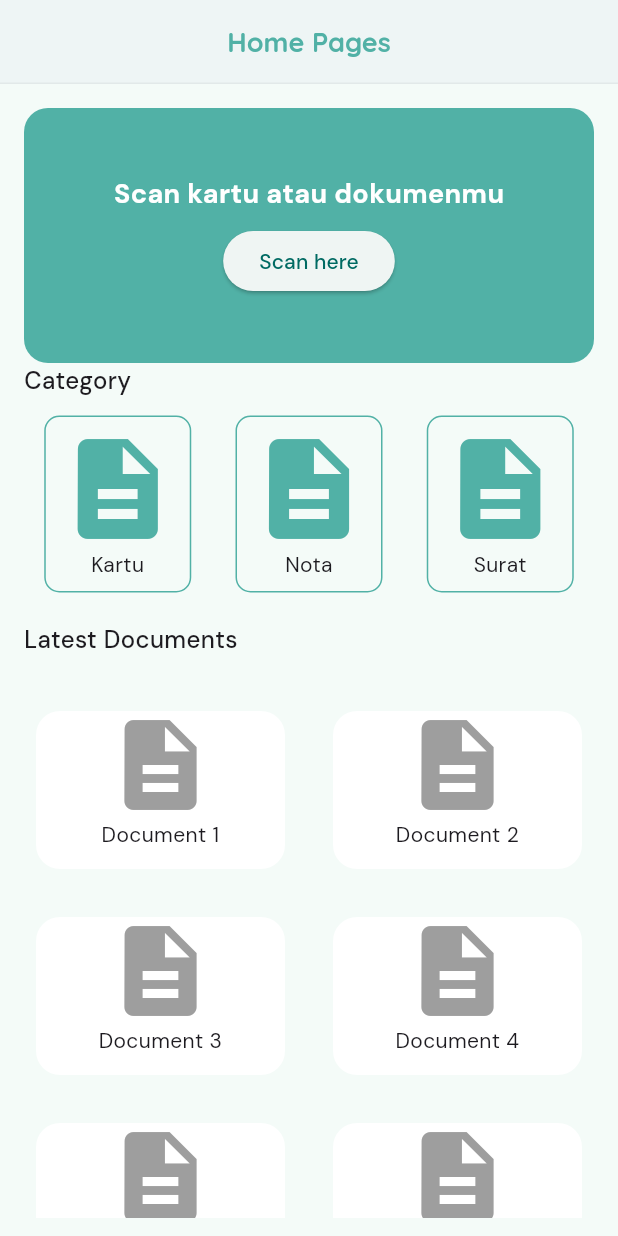
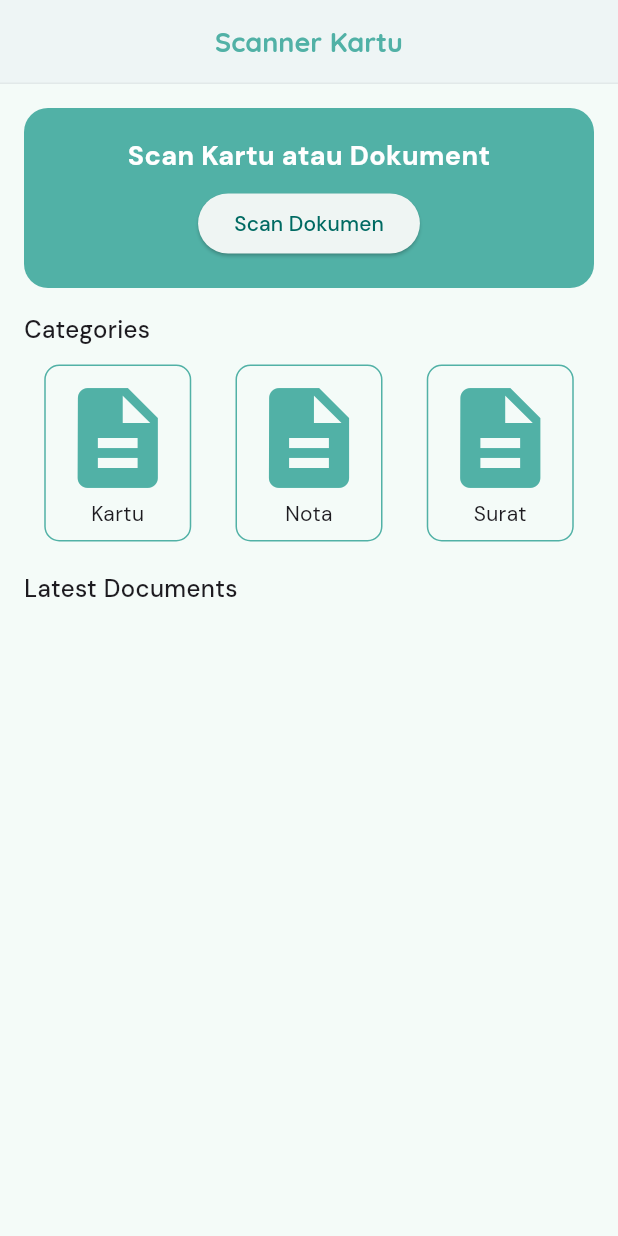
Before and after one commit to IlhamGhaza/flutter_scan_app, a Flutter app: the screen it shows after launch, on a phone screen of 412 x 824 dp. Run offline on Flutter 3.47's test engine with Material 3 defaults, Android fonts, the phone set to English and light mode, and no system bars; our stand-ins replace google_fonts, sqflite; missing offline and left inert: google_mlkit_document_scanner; accounts and stored records are empty.

Commit message:
feat: Refactored `DocumentCategoryPage` to use `LatestDocumentsPage` and updated `MenuCategories` to navigate to `DocumentCategoryPage`

```diff
--- /dev/null
+++ b/lib/data/models/documenet_model.dart
@@ -0,0 +1,41 @@
+import 'dart:convert';
+
+class DocumentModel {
+  final int? id;
+  final String? name;
+  final String? category;
+  final String? path;
+  final String? createdAt;
+  DocumentModel({
+    this.id,
+    this.name,
+    this.category,
+    this.path,
+    this.createdAt,
+  });
+
+  Map<String, dynamic> toMap() {
+    return {
+      'id': id,
+      'name': name,
+      'category': category,
+      'path': path,
+      'createdAt': createdAt,
+    };
+  }
+
+  factory DocumentModel.fromMap(Map<String, dynamic> map) {
+    return DocumentModel(
+      id: map['id']?.toInt(),
+      name: map['name'],
+      category: map['category'],
+      path: map['path'],
+      createdAt: map['createdAt'],
+    );
+  }
+
+  String toJson() => json.encode(toMap());
+
+  factory DocumentModel.fromJson(String source) =>
+      DocumentModel.fromMap(json.decode(source));
+}
--- a/lib/main.dart
+++ b/lib/main.dart
@@ -1,5 +1,5 @@
 import 'package:flutter/material.dart';
-import 'package:flutter_scan_app/pages/home_pages.dart';
+import 'package:flutter_scan_app/pages/home_page.dart';
 import 'package:google_fonts/google_fonts.dart';
 
 
@@ -42,7 +42,7 @@ class MyApp extends StatelessWidget {
           ),
         ),
       ),
-      home: const HomePages(),
+      home: const HomePage(),
     );
   }
 }
--- /dev/null
+++ b/lib/pages/home_page.dart
@@ -0,0 +1,126 @@
+import 'package:flutter/material.dart';
+import 'package:google_mlkit_document_scanner/google_mlkit_document_scanner.dart';
+
+import '../core/colors.dart';
+import '../core/spaces.dart';
+import '../core/title_content.dart';
+
+import '../data/datasource/document_local_datasource.dart';
+import '../data/models/documenet_model.dart';
+import 'latest_documents_page.dart';
+import 'menu_categories.dart';
+import 'save_document_page.dart';
+
+class HomePage extends StatefulWidget {
+  const HomePage({super.key});
+
+  @override
+  State<HomePage> createState() => _HomePageState();
+}
+
+class _HomePageState extends State<HomePage> {
+  List<DocumentModel> documents = [];
+
+  String? pathImage;
+
+  loadData() async {
+    documents = await DocumentLocalDatasource.instance.getAllDocuments();
+    setState(() {});
+  }
+
+  @override
+  void initState() {
+    super.initState();
+    loadData();
+  }
+
+  @override
+  Widget build(BuildContext context) {
+    return Scaffold(
+      appBar: AppBar(
+        title: const Text('Scanner Kartu'),
+        centerTitle: true,
+        elevation: 2,
+      ),
+      body: Column(
+        children: [
+          Container(
+            margin: const EdgeInsets.fromLTRB(16.0, 16, 16, 0),
+            width: double.infinity,
+            height: 120,
+            decoration: BoxDecoration(
+              color: AppColors.primary,
+              borderRadius: BorderRadius.circular(16),
+            ),
+            child: Column(
+              mainAxisAlignment: MainAxisAlignment.center,
+              children: [
+                const Text(
+                  'Scan Kartu atau Dokument',
+                  style: TextStyle(
+                    color: AppColors.white,
+                    fontSize: 18,
+                    fontWeight: FontWeight.w700,
+                  ),
+                ),
+                const SpaceHeight(8.0),
+                ElevatedButton(
+                    onPressed: () async {
+                      DocumentScannerOptions documentOptions =
+                          DocumentScannerOptions(
+                        documentFormat: DocumentFormat.jpeg,
+                        mode: ScannerMode.filter,
+                        pageLimit: 1,
+                        isGalleryImport: true,
+                      );
+
+                      final documentScanner =
+                          DocumentScanner(options: documentOptions);
+                      DocumentScanningResult result =
+                          await documentScanner.scanDocument();
+                      final pdf = result.pdf;
+                      final images = result.images;
+
+                      // log('PDF: $pdf');
+                      // log('Images: $images');
+                      pathImage = images[0];
+                      await Navigator.push(
+                          context,
+                          MaterialPageRoute(
+                              builder: (context) => SaveDocumentPage(
+                                    pathImage: pathImage!,
+                                  )));
+                      loadData();
+                    },
+                    child: const Text('Scan Dokumen')),
+              ],
+            ),
+          ),
+          const SpaceHeight(16.0),
+          Padding(
+            padding: const EdgeInsets.symmetric(horizontal: 16.0),
+            child: TitleContent(
+              title: 'Categories',
+              onSeeAllTap: () {},
+            ),
+          ),
+          const SpaceHeight(12.0),
+          const MenuCategories(),
+          const SpaceHeight(20.0),
+          Padding(
+            padding: const EdgeInsets.symmetric(horizontal: 16.0),
+            child: TitleContent(
+              title: 'Latest Documents',
+              onSeeAllTap: () {},
+            ),
+          ),
+          const SpaceHeight(12.0),
+          Expanded(
+              child: LatestDocumentsPage(
+            documents: documents,
+          )),
+        ],
+      ),
+    );
+  }
+}
--- a/lib/pages/home_pages.dart
+++ /dev/null
@@ -1,70 +0,0 @@
-import 'package:flutter/material.dart';
-import 'package:flutter_scan_app/core/spaces.dart';
-import 'package:flutter_scan_app/core/title_content.dart';
-import 'package:flutter_scan_app/pages/latest_document_pages.dart';
-
-import '../core/colors.dart';
-import 'menu_categories.dart';
-
-class HomePages extends StatefulWidget {
-  const HomePages({super.key});
-
-  @override
-  State<HomePages> createState() => _HomePagesState();
-}
-
-class _HomePagesState extends State<HomePages> {
-  @override
-  Widget build(BuildContext context) {
-    return Scaffold(
-      appBar: AppBar(
-        title: const Text('Home Pages'),
-        centerTitle: true,
-        elevation: 2,
-      ),
-      body: Column(
-        children: [
-          Container(
-            margin: const EdgeInsets.fromLTRB(16.0, 16, 16, 0),
-            width: double.infinity,
-            height: 170,
-            decoration: BoxDecoration(
-              color: AppColors.primary,
-              borderRadius: BorderRadius.circular(16),
-            ),
-            child: Column(
-              mainAxisAlignment: MainAxisAlignment.center,
-              children: [
-                const Text(
-                  "Scan kartu atau dokumenmu",
-                  style: TextStyle(
-                      color: AppColors.white,
-                      fontSize: 18,
-                      fontWeight: FontWeight.w700),
-                ),
-                const SpaceHeight(8),
-                ElevatedButton(onPressed: () {}, child: const Text("Scan here"))
-              ],
-            ),
-          ),
-          Padding(
-            padding: const EdgeInsets.symmetric(horizontal: 16),
-            child: TitleContent(title: "Category", onSeeAllTap: () {}),
-          ),
-          const SpaceHeight(12),
-          const MenuCategories(),
-          const SpaceHeight(20),
-          Padding(
-            padding: const EdgeInsets.symmetric(horizontal: 16),
-            child: TitleContent(title: "Latest Documents", onSeeAllTap: () {}),
-          ),
-          const SpaceHeight(12),
-          const Expanded(
-            child: LatestDocumentPages()
-            ),
-          const SpaceHeight(12),
-        ],
-      ),
-    );
-  }
-}
--- a/lib/pages/latest_document_pages.dart
+++ /dev/null
@@ -1,40 +0,0 @@
-import 'package:flutter/material.dart';
-
-class LatestDocumentPages extends StatefulWidget {
-  const LatestDocumentPages({super.key});
-
-  @override
-  State<LatestDocumentPages> createState() => _LatestDocumentPagesState();
-}
-
-class _LatestDocumentPagesState extends State<LatestDocumentPages> {
-  @override
-  Widget build(BuildContext context) {
-    return GridView.builder(
-      padding: const EdgeInsets.all(16),
-      gridDelegate: const SliverGridDelegateWithFixedCrossAxisCount(
-          crossAxisCount: 2, crossAxisSpacing: 16, mainAxisSpacing: 16, childAspectRatio: 3/2),
-     itemBuilder: (context, index) => Container(
-      margin: const EdgeInsets.all(8),
-      decoration: BoxDecoration(
-        borderRadius: BorderRadius.circular(16),
-          color: Colors.white,
-      ),
-      child: Column(
-        children: [
-          const Icon(
-            Icons.description,
-            size: 72,
-            color: Colors.grey,
-          ),
-          Text("Document ${index + 1}",
-          style: const TextStyle(),
-          textAlign: TextAlign.center,
-
-          ),
-        ]
-      ),
-     ),
-    );
-  }
-}
--- /dev/null
+++ b/lib/pages/latest_documents_page.dart
@@ -0,0 +1,79 @@
+import 'dart:io';
+
+import 'package:flutter/material.dart';
+
+import '../core/colors.dart';
+import '../core/spaces.dart';
+import '../data/models/documenet_model.dart';
+import 'detail_document_page.dart';
+
+
+class LatestDocumentsPage extends StatefulWidget {
+  final List<DocumentModel> documents;
+  const LatestDocumentsPage({
+    super.key,
+    required this.documents,
+  });
+
+  @override
+  State<LatestDocumentsPage> createState() => _LatestDocumentsPageState();
+}
+
+class _LatestDocumentsPageState extends State<LatestDocumentsPage> {
+  @override
+  Widget build(BuildContext context) {
+    return GridView.builder(
+        padding: const EdgeInsets.all(16.0),
+        itemCount: widget.documents.length,
+        gridDelegate: const SliverGridDelegateWithFixedCrossAxisCount(
+          crossAxisCount: 2,
+          crossAxisSpacing: 16,
+          mainAxisSpacing: 16,
+          childAspectRatio: 3 / 2,
+        ),
+        itemBuilder: (context, index) {
+          return Container(
+            margin: const EdgeInsets.all(8.0),
+            decoration: BoxDecoration(
+              borderRadius: BorderRadius.circular(16),
+              color: Colors.grey[200],
+            ),
+            child: InkWell(
+              onTap: () {
+                Navigator.push(
+                    context,
+                    MaterialPageRoute(
+                        builder: (context) => DetailDocumentPage(
+                              document: widget.documents[index],
+                            )));
+              },
+              child: Column(
+                children: [
+                  Expanded(
+                    child: ClipRRect(
+                      borderRadius: BorderRadius.circular(8),
+                      child: Image.file(
+                        width: double.infinity,
+                        File(widget.documents[index].path!),
+                        fit: BoxFit.cover,
+                        colorBlendMode: BlendMode.colorBurn,
+                        color: AppColors.primary.withOpacity(0.2),
+                      ),
+                    ),
+                  ),
+                  const SpaceHeight(4),
+                  Text(
+                    widget.documents[index].name!,
+                    style: const TextStyle(
+                      fontSize: 12.0,
+                      fontWeight: FontWeight.bold,
+                      color: AppColors.primary,
+                    ),
+                  ),
+                ],
+              ),
+            ),
+          );
+        });
+  }
+}
```
Also changed, not shown: lib/data/datasource/document_local_datasource.dart (added, +65 -0 lines), lib/pages/detail_document_page.dart (added, +74 -0 lines), lib/pages/document_category_page.dart (+18 -15 lines), lib/pages/menu_categories.dart (+15 -18 lines), lib/pages/save_document_page.dart (added, +123 -0 lines), pubspec.yaml (+3 -6 lines), pubspec.lock.
